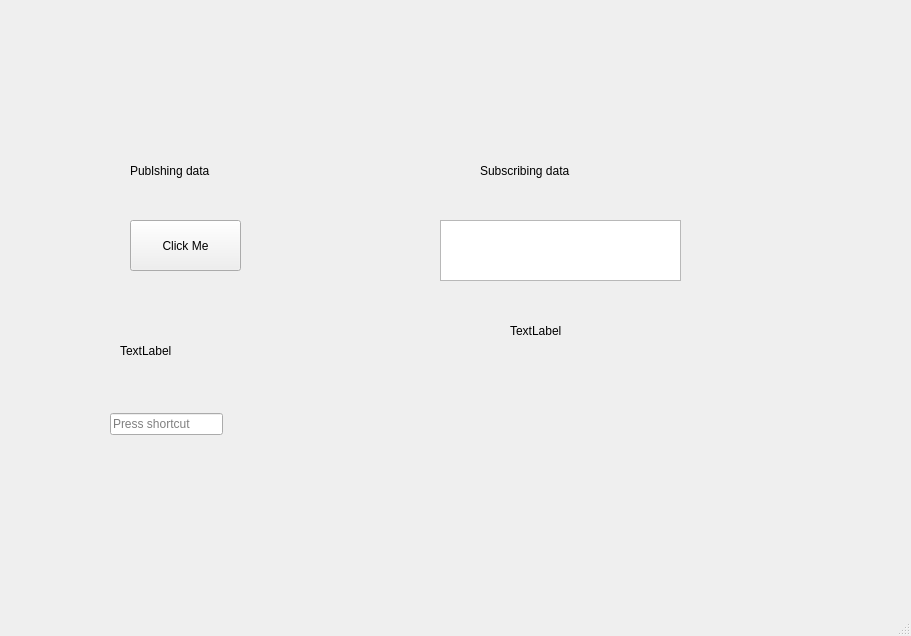
Qt form ui/mainwindow.ui (myeongw002/ros2_qt_test) before a commit.
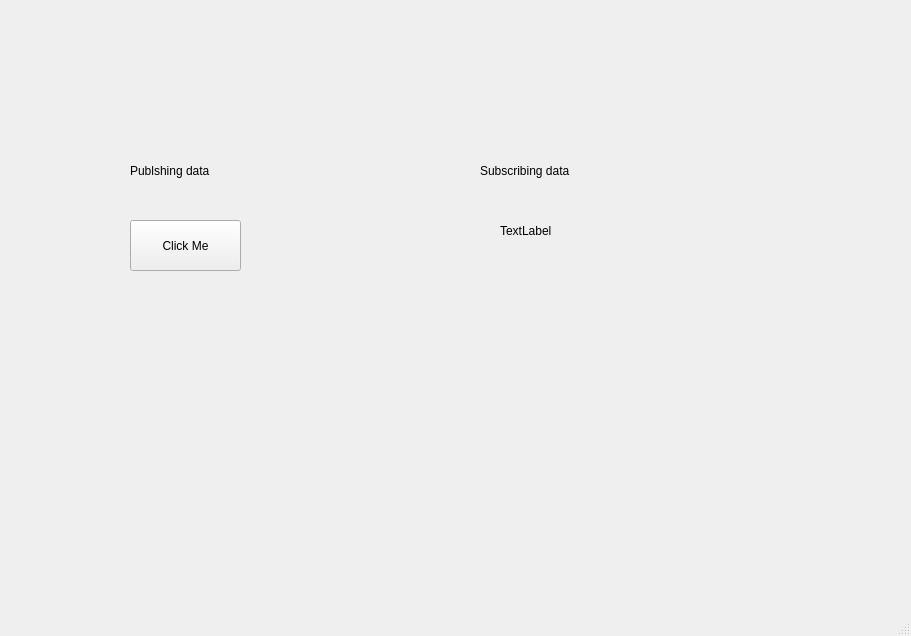
The same form after that commit.

```diff
--- a/ui/mainwindow.ui
+++ b/ui/mainwindow.ui
@@ -55,19 +55,6 @@
      <string>Publshing data</string>
     </property>
    </widget>
-   <widget class="QLabel" name="label_2">
-    <property name="geometry">
-     <rect>
-      <x>120</x>
-      <y>340</y>
-      <width>80</width>
-      <height>21</height>
-     </rect>
-    </property>
-    <property name="text">
-     <string>TextLabel</string>
-    </property>
-   </widget>
    <widget class="QLabel" name="label_3">
     <property name="geometry">
      <rect>
@@ -83,42 +70,12 @@
     <property name="text">
      <string>Subscribing data</string>
     </property>
-    <property name="buddy">
-     <cstring>textBrowser</cstring>
-    </property>
-   </widget>
-   <widget class="QTextBrowser" name="textBrowser">
-    <property name="geometry">
-     <rect>
-      <x>440</x>
-      <y>220</y>
-      <width>241</width>
-      <height>61</height>
-     </rect>
-    </property>
-    <property name="html">
-     <string>&lt;!DOCTYPE HTML PUBLIC &quot;-//W3C//DTD HTML 4.0//EN&quot; &quot;http://www.w3.org/TR/REC-html40/strict.dtd&quot;&gt;
-&lt;html&gt;&lt;head&gt;&lt;meta name=&quot;qrichtext&quot; content=&quot;1&quot; /&gt;&lt;style type=&quot;text/css&quot;&gt;
-p, li { white-space: pre-wrap; }
-&lt;/style&gt;&lt;/head&gt;&lt;body style=&quot; font-family:'Ubuntu'; font-size:11pt; font-weight:400; font-style:normal;&quot;&gt;
-&lt;p style=&quot;-qt-paragraph-type:empty; margin-top:0px; margin-bottom:0px; margin-left:0px; margin-right:0px; -qt-block-indent:0; text-indent:0px;&quot;&gt;&lt;br /&gt;&lt;/p&gt;&lt;/body&gt;&lt;/html&gt;</string>
-    </property>
-   </widget>
-   <widget class="QKeySequenceEdit" name="keySequenceEdit">
-    <property name="geometry">
-     <rect>
-      <x>110</x>
-      <y>410</y>
-      <width>113</width>
-      <height>28</height>
-     </rect>
-    </property>
    </widget>
    <widget class="QLabel" name="label_4">
     <property name="geometry">
      <rect>
-      <x>510</x>
-      <y>320</y>
+      <x>500</x>
+      <y>220</y>
       <width>80</width>
       <height>21</height>
      </rect>
```
